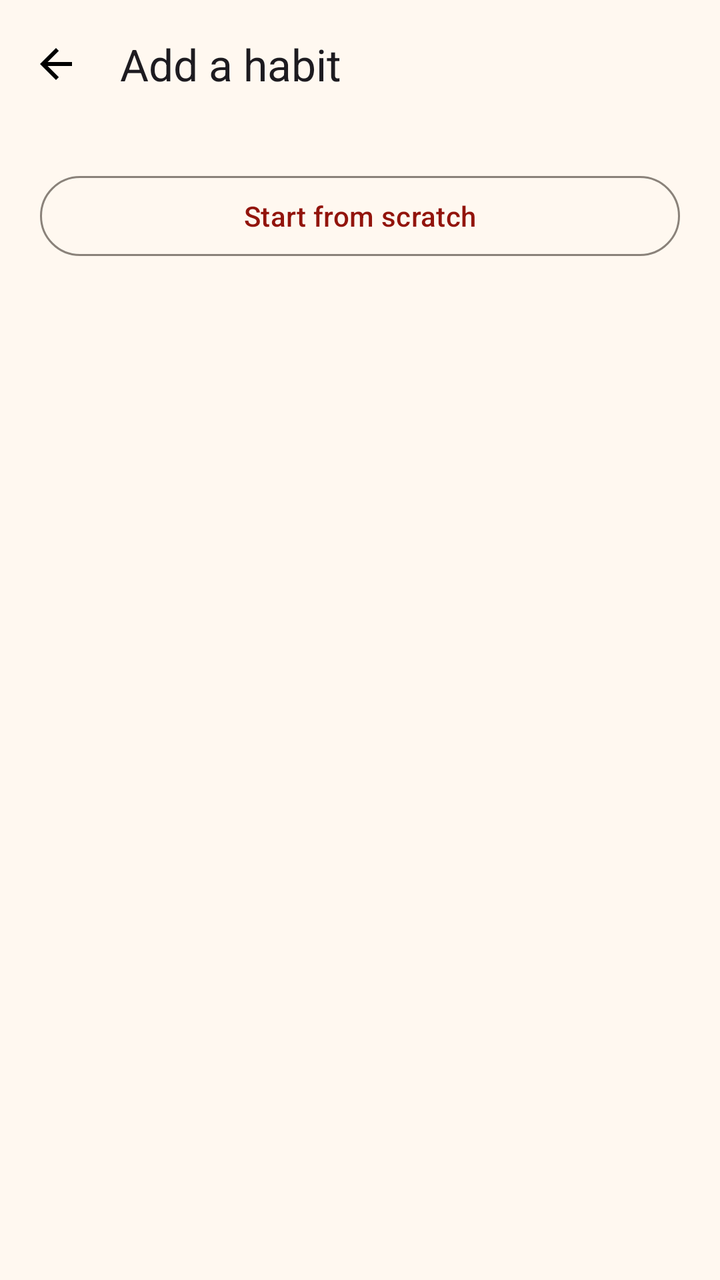
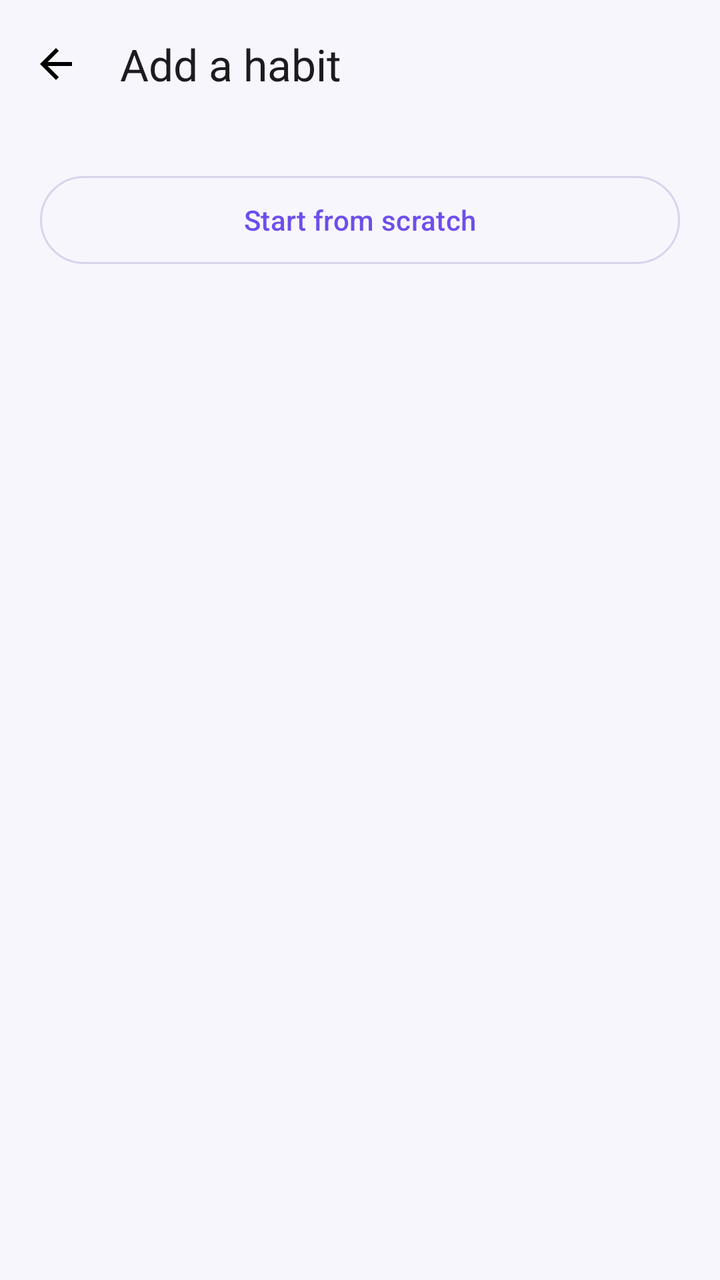

The first picture is an Android layout as it rendered before a commit; the second is the same layout after the commit. The layout source and the unified diff follow.
<!-- AndroidManifest.xml: application theme Theme.Streakly -->
<!-- res/layout/activity_template_picker.xml -->
<?xml version="1.0" encoding="utf-8"?>
<LinearLayout xmlns:android="http://schemas.android.com/apk/res/android"
    xmlns:app="http://schemas.android.com/apk/res-auto"
    android:layout_width="match_parent"
    android:layout_height="match_parent"
    android:orientation="vertical"
    android:background="?attr/colorSurface">

    <com.google.android.material.appbar.MaterialToolbar
        android:id="@+id/toolbar"
        android:layout_width="match_parent"
        android:layout_height="wrap_content"
        android:background="?attr/colorSurface"
        app:navigationIcon="@drawable/ic_arrow_back"
        app:title="@string/template_picker_title" />

    <androidx.core.widget.NestedScrollView
        android:layout_width="match_parent"
        android:layout_height="0dp"
        android:layout_weight="1">

        <LinearLayout
            android:layout_width="match_parent"
            android:layout_height="wrap_content"
            android:orientation="vertical"
            android:padding="20dp">

            <com.google.android.material.button.MaterialButton
                android:id="@+id/btn_start_scratch"
                style="@style/Widget.Material3.Button.OutlinedButton"
                android:layout_width="match_parent"
                android:layout_height="wrap_content"
                android:text="@string/template_start_scratch" />

            <LinearLayout
                android:id="@+id/categories_container"
                android:layout_width="match_parent"
                android:layout_height="wrap_content"
                android:orientation="vertical"
                android:layout_marginTop="12dp" />

        </LinearLayout>
    </androidx.core.widget.NestedScrollView>
</LinearLayout>
<!-- resources referenced by this layout -->
<resources>
  <!-- drawable ic_arrow_back (drawable) -->
  <?xml version="1.0" encoding="utf-8"?>
  <vector xmlns:android="http://schemas.android.com/apk/res/android"
      android:width="24dp"
      android:height="24dp"
      android:viewportWidth="24"
      android:viewportHeight="24">
      <path
          android:fillColor="#FF000000"
          android:pathData="M20,11H7.83l5.59,-5.59L12,4l-8,8l8,8l1.41,-1.41L7.83,13H20V11z" />
  </vector>
  <string name="template_picker_title">Add a habit</string>
  <string name="template_start_scratch">Start from scratch</string>
  <style name="Theme.Streakly" parent="Theme.Material3.DayNight.NoActionBar">
          <item name="colorPrimary">@color/md_primary</item>
          <item name="colorOnPrimary">@color/md_on_primary</item>
          <item name="colorPrimaryContainer">@color/md_primary_container</item>
          <item name="colorOnPrimaryContainer">@color/md_on_primary_container</item>
  
          <item name="colorSecondary">@color/md_secondary</item>
          <item name="colorSecondaryContainer">@color/md_secondary_container</item>
  
          <item name="android:colorBackground">@color/md_background</item>
          <item name="colorSurface">@color/md_surface</item>
          <item name="colorSurfaceVariant">@color/md_surface_variant</item>
          <item name="colorSurfaceContainer">@color/md_surface_container</item>
          <item name="colorOnSurface">@color/md_on_surface</item>
          <item name="colorOnSurfaceVariant">@color/md_on_surface_variant</item>
          <item name="colorOutline">@color/md_outline</item>
  
          <item name="android:statusBarColor" tools:targetApi="21">@android:color/transparent</item>
          <item name="android:navigationBarColor" tools:targetApi="21">@android:color/transparent</item>
          <item name="android:windowLightStatusBar" tools:targetApi="23">true</item>
      </style>
  <color name="md_primary">#92140C</color>
  <color name="md_on_primary">#FFF8F0</color>
  <color name="md_primary_container">#F0D7D0</color>
  <color name="md_on_primary_container">#2E0A07</color>
  <color name="md_secondary">#1E1E24</color>
  <color name="md_secondary_container">#E4E3E6</color>
  <color name="md_background">#FFF8F0</color>
  <color name="md_surface">#FFF8F0</color>
  <color name="md_surface_variant">#EAE6E3</color>
  <color name="md_surface_container">#F2ECE8</color>
  <color name="md_on_surface">#1E1E24</color>
  <color name="md_on_surface_variant">#5C5650</color>
  <color name="md_outline">#8A827A</color>
</resources>

<!-- the commit's change to res/layout/activity_template_picker.xml (unified diff, before → after) -->
@@ -4,13 +4,13 @@
     android:layout_width="match_parent"
     android:layout_height="match_parent"
     android:orientation="vertical"
-    android:background="?attr/colorSurface">
+    android:background="?android:attr/colorBackground">
 
     <com.google.android.material.appbar.MaterialToolbar
         android:id="@+id/toolbar"
         android:layout_width="match_parent"
         android:layout_height="wrap_content"
-        android:background="?attr/colorSurface"
+        android:background="?android:attr/colorBackground"
         app:navigationIcon="@drawable/ic_arrow_back"
         app:title="@string/template_picker_title" />
 
@@ -23,13 +23,14 @@
             android:layout_width="match_parent"
             android:layout_height="wrap_content"
             android:orientation="vertical"
-            android:padding="20dp">
+            android:padding="20dp"
+            android:paddingBottom="40dp">
 
             <com.google.android.material.button.MaterialButton
                 android:id="@+id/btn_start_scratch"
                 style="@style/Widget.Material3.Button.OutlinedButton"
                 android:layout_width="match_parent"
-                android:layout_height="wrap_content"
+                android:layout_height="52dp"
                 android:text="@string/template_start_scratch" />
 
             <LinearLayout
@@ -37,7 +38,7 @@
                 android:layout_width="match_parent"
                 android:layout_height="wrap_content"
                 android:orientation="vertical"
-                android:layout_marginTop="12dp" />
+                android:layout_marginTop="8dp" />
 
         </LinearLayout>
     </androidx.core.widget.NestedScrollView>
<!-- resource entries referenced after the edit -->
@@ -30,22 +30,42 @@
           <item name="colorOnSurfaceVariant">@color/md_on_surface_variant</item>
           <item name="colorOutline">@color/md_outline</item>
   
+          <item name="bottomNavigationStyle">@style/Widget.Streakly.BottomNavigationView</item>
+          <item name="materialCardViewStyle">@style/Widget.Streakly.CardView</item>
+  
           <item name="android:statusBarColor" tools:targetApi="21">@android:color/transparent</item>
           <item name="android:navigationBarColor" tools:targetApi="21">@android:color/transparent</item>
           <item name="android:windowLightStatusBar" tools:targetApi="23">true</item>
       </style>
-  <color name="md_primary">#92140C</color>
-  <color name="md_on_primary">#FFF8F0</color>
-  <color name="md_primary_container">#F0D7D0</color>
-  <color name="md_on_primary_container">#2E0A07</color>
-  <color name="md_secondary">#1E1E24</color>
-  <color name="md_secondary_container">#E4E3E6</color>
-  <color name="md_background">#FFF8F0</color>
-  <color name="md_surface">#FFF8F0</color>
-  <color name="md_surface_variant">#EAE6E3</color>
-  <color name="md_surface_container">#F2ECE8</color>
-  <color name="md_on_surface">#1E1E24</color>
-  <color name="md_on_surface_variant">#5C5650</color>
-  <color name="md_outline">#8A827A</color>
+  <color name="md_primary">#6C4FEB</color>
+  <color name="md_on_primary">#FFFFFF</color>
+  <color name="md_primary_container">#ECE6FD</color>
+  <color name="md_on_primary_container">#281A66</color>
+  <color name="md_secondary">#4A4660</color>
+  <color name="md_secondary_container">#F1EEFB</color>
+  <color name="md_background">#F7F6FC</color>
+  <color name="md_surface">#FFFFFF</color>
+  <color name="md_surface_variant">#EFEBFB</color>
+  <color name="md_surface_container">#F5F3FC</color>
+  <color name="md_on_surface">#1C1B29</color>
+  <color name="md_on_surface_variant">#6B6880</color>
+  <color name="md_outline">#D8D4EC</color>
+  <style name="Widget.Streakly.BottomNavigationView" parent="Widget.Material3.BottomNavigationView">
+          <item name="android:background">?attr/colorSurface</item>
+          <item name="elevation">0dp</item>
+          <item name="itemIconTint">@color/bottom_nav_item_color</item>
+          <item name="itemTextColor">@color/bottom_nav_item_color</item>
+          <item name="itemActiveIndicatorStyle">@style/Widget.Streakly.BottomNavigationView.ActiveIndicator</item>
+          <item name="labelVisibilityMode">labeled</item>
+      </style>
+  <style name="Widget.Streakly.CardView" parent="Widget.Material3.CardView.Filled">
+          <item name="cardElevation">0dp</item>
+          <item name="cardCornerRadius">20dp</item>
+          <item name="strokeWidth">0dp</item>
+      </style>
+  <style name="Widget.Streakly.BottomNavigationView.ActiveIndicator" parent="Widget.Material3.BottomNavigationView.ActiveIndicator">
+          <item name="android:color">@color/bottom_nav_indicator</item>
+      </style>
+  <color name="bottom_nav_indicator">#ECE6FD</color>
 </resources>
 
